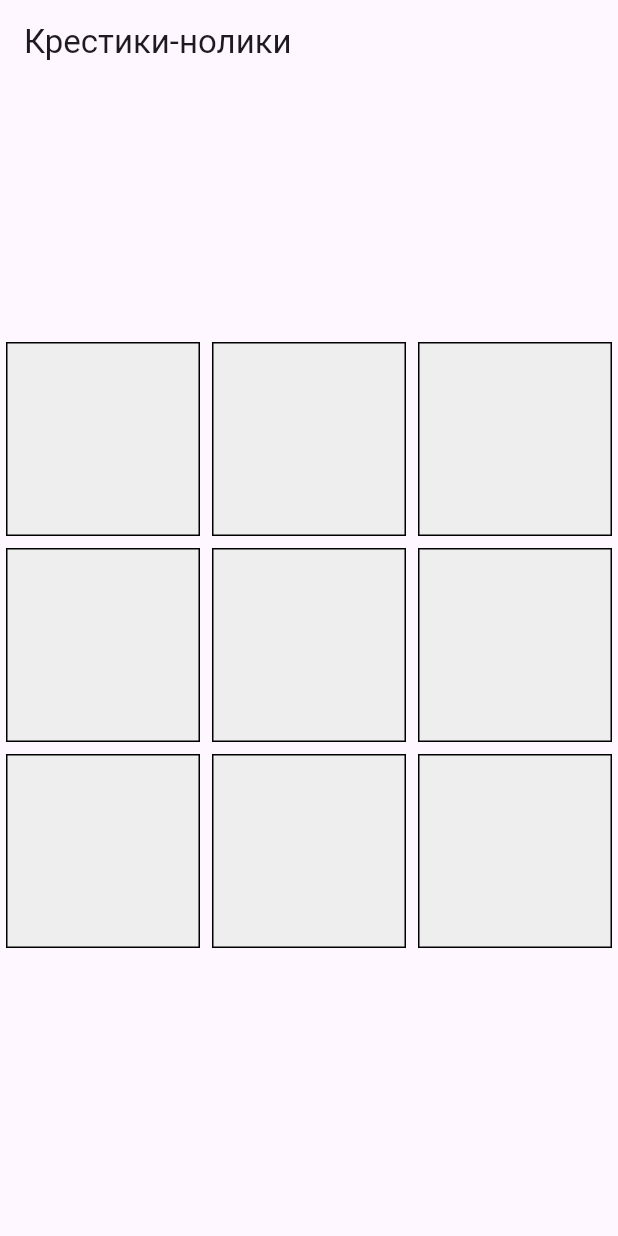
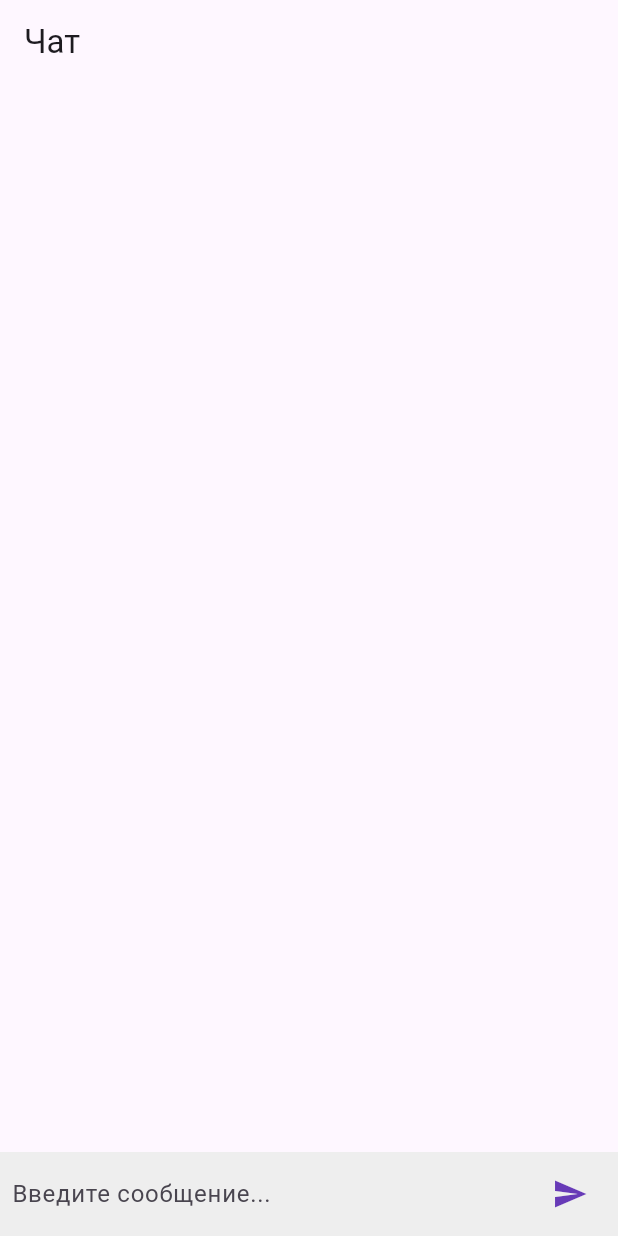
Before and after one commit to kucixaley014-ui/zcxzcccxz, a Flutter app: the screen it shows after launch, on a phone screen of 412 x 824 dp. Run offline on Flutter 3.47's test engine with Material 3 defaults, Android fonts, the phone set to English and light mode, and no system bars.

Commit message:
Update main.dart

```diff
--- a/lib/main.dart
+++ b/lib/main.dart
@@ -1,151 +1,171 @@
 import 'package:flutter/material.dart';
-import 'dart:math';
+import 'package:intl/intl.dart';
 
 void main() {
-  runApp(const TicTacToeApp());
+  runApp(const ChatApp());
 }
 
-class TicTacToeApp extends StatelessWidget {
-  const TicTacToeApp({super.key});
+class ChatApp extends StatelessWidget {
+  const ChatApp({super.key});
 
   @override
   Widget build(BuildContext context) {
     return MaterialApp(
-      title: 'Крестики-нолики',
+      title: 'Чат',
       debugShowCheckedModeBanner: false,
-      home: TicTacToeGame(),
+      theme: ThemeData(
+        primarySwatch: Colors.deepPurple,
+      ),
+      home: const ChatScreen(),
     );
   }
 }
 
-class TicTacToeGame extends StatefulWidget {
-  @override
-  _TicTacToeGameState createState() => _TicTacToeGameState();
+class ChatMessage {
+  final String text;
+  final DateTime time;
+
+  ChatMessage({required this.text, required this.time});
 }
 
-class _TicTacToeGameState extends State<TicTacToeGame> {
-  List<String> board = List.filled(9, '');
-  bool gameOver = false;
-  String message = '';
+class ChatScreen extends StatefulWidget {
+  const ChatScreen({super.key});
 
-  final Random _random = Random();
-
-  void resetGame() {
-    setState(() {
-      board = List.filled(9, '');
-      gameOver = false;
-      message = '';
-    });
+  @override
+  State<ChatScreen> createState() => _ChatScreenState();
 }
 
-  void playerMove(int index) {
-    if (board[index] == '' && !gameOver) {
+class _ChatScreenState extends State<ChatScreen> {
+  final TextEditingController _controller = TextEditingController();
+  final List<ChatMessage> _messages = [];
+
+  void _sendMessage() {
+    if (_controller.text.trim().isEmpty) return;
     setState(() {
-        board[index] = 'X';
+      _messages.insert(
+        0,
+        ChatMessage(
+          text: _controller.text.trim(),
+          time: DateTime.now(),
+        ),
+      );
     });
-      checkWinner();
-      if (!gameOver) {
-        botMove();
-      }
-    }
+    _controller.clear();
   }
 
-  void botMove() {
-    List<int> emptyCells = [];
-    for (int i = 0; i < 9; i++) {
-      if (board[i] == '') emptyCells.add(i);
-    }
-    if (emptyCells.isNotEmpty) {
-      int move = emptyCells[_random.nextInt(emptyCells.length)];
-      setState(() {
-        board[move] = 'O';
-      });
-      checkWinner();
-    }
-  }
-
-  void checkWinner() {
-    List<List<int>> winPatterns = [
-      [0, 1, 2],
-      [3, 4, 5],
-      [6, 7, 8],
-      [0, 3, 6],
-      [1, 4, 7],
-      [2, 5, 8],
-      [0, 4, 8],
-      [2, 4, 6],
-    ];
-
-    for (var pattern in winPatterns) {
-      String a = board[pattern[0]];
-      String b = board[pattern[1]];
-      String c = board[pattern[2]];
-      if (a != '' && a == b && b == c) {
-        setState(() {
-          gameOver = true;
-          message = (a == 'X') ? 'Ты выиграл! 🎉' : 'Ты проиграл! 😔';
-        });
-        return;
-      }
-    }
-
-    if (!board.contains('')) {
-      setState(() {
-        gameOver = true;
-        message = 'Ничья 🤝';
-      });
-    }
+  Widget _buildMessage(ChatMessage msg) {
+    String time = DateFormat.Hm().format(msg.time);
+    return Align(
+      alignment: Alignment.centerRight,
+      child: Container(
+        margin: const EdgeInsets.symmetric(vertical: 4, horizontal: 8),
+        padding: const EdgeInsets.all(12),
+        decoration: BoxDecoration(
+          color: Colors.deepPurple[300],
+          borderRadius: BorderRadius.circular(16),
+        ),
+        child: Column(
+          crossAxisAlignment: CrossAxisAlignment.end,
+          children: [
+            Text(
+              msg.text,
+              style: const TextStyle(color: Colors.white, fontSize: 16),
+            ),
+            Text(
+              time,
+              style: const TextStyle(color: Colors.white70, fontSize: 12),
+            ),
+          ],
+        ),
+      ),
+    );
   }
 
   @override
   Widget build(BuildContext context) {
+    String? lastDate;
+
     return Scaffold(
-      appBar: AppBar(title: const Text('Крестики-нолики')),
+      appBar: AppBar(title: const Text("Чат")),
       body: Column(
-        mainAxisAlignment: MainAxisAlignment.center,
         children: [
-          GridView.builder(
-            shrinkWrap: true,
-            itemCount: 9,
-            gridDelegate: const SliverGridDelegateWithFixedCrossAxisCount(
-              crossAxisCount: 3,
-            ),
+          Expanded(
+            child: ListView.builder(
+              reverse: true,
+              itemCount: _messages.length,
               itemBuilder: (context, index) {
-              return GestureDetector(
-                onTap: () => playerMove(index),
-                child: Container(
-                  margin: const EdgeInsets.all(4),
-                  decoration: BoxDecoration(
-                    border: Border.all(color: Colors.black),
-                    color: Colors.grey[200],
-                  ),
-                  child: Center(
-                    child: Text(
-                      board[index],
-                      style: const TextStyle(
-                        fontSize: 48,
-                        fontWeight: FontWeight.bold,
+                final msg = _messages[index];
+                String date = DateFormat('yyyy-MM-dd').format(msg.time);
+
+                Widget dateSeparator = Container();
+                if (lastDate != date) {
+                  lastDate = date;
+                  dateSeparator = Column(
+                    children: [
+                      const SizedBox(height: 10),
+                      Row(
+                        children: [
+                          Expanded(
+                            child: Divider(
+                              color: Colors.grey.shade400,
+                              thickness: 1,
+                              indent: 10,
+                              endIndent: 10,
                             ),
                           ),
+                          Text(
+                            date,
+                            style: const TextStyle(
+                                fontWeight: FontWeight.bold,
+                                color: Colors.black54),
+                          ),
+                          Expanded(
+                            child: Divider(
+                              color: Colors.grey.shade400,
+                              thickness: 1,
+                              indent: 10,
+                              endIndent: 10,
                             ),
                           ),
+                        ],
+                      ),
+                      const SizedBox(height: 10),
+                    ],
+                  );
+                }
+
+                return Column(
+                  children: [
+                    dateSeparator,
+                    _buildMessage(msg),
+                  ],
                 );
               },
             ),
-          const SizedBox(height: 20),
-          if (gameOver)
-            Column(
+          ),
+          SafeArea(
+            child: Container(
+              padding: const EdgeInsets.symmetric(horizontal: 8, vertical: 4),
+              color: Colors.grey.shade200,
+              child: Row(
                 children: [
-                Text(
-                  message,
-                  style: const TextStyle(fontSize: 24, fontWeight: FontWeight.bold),
+                  Expanded(
+                    child: TextField(
+                      controller: _controller,
+                      decoration: const InputDecoration(
+                        hintText: "Введите сообщение...",
+                        border: InputBorder.none,
                       ),
-                const SizedBox(height: 10),
-                ElevatedButton(
-                  onPressed: resetGame,
-                  child: const Text("Играть снова"),
+                      onSubmitted: (_) => _sendMessage(),
+                    ),
+                  ),
+                  IconButton(
+                    icon: const Icon(Icons.send, color: Colors.deepPurple),
+                    onPressed: _sendMessage,
                   ),
                 ],
+              ),
+            ),
           ),
         ],
       ),
```
Lines whose indentation alone changed are shown as unchanged.
